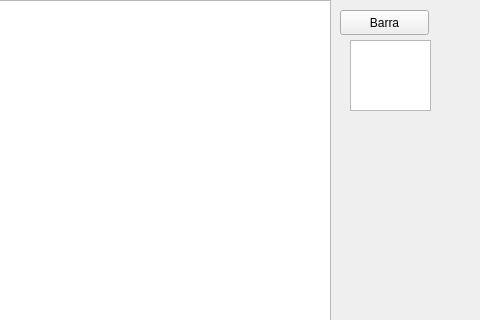
This is proyectoFinal/widget.ui in maria-tasco/Proyecto-final as Qt 5 draws it before an edit; both pictures show x 320 to 800 and y 0 to 320 of the 800 by 600 pixel window. The edited form follows.
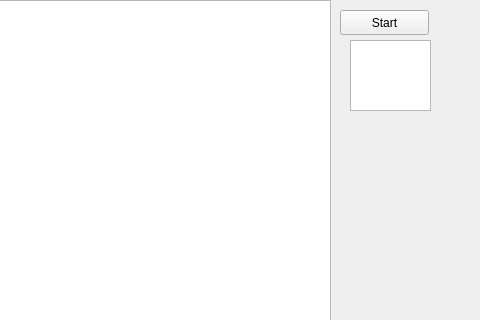
This is the edited form.

The edit to the form file:
```diff
--- a/proyectoFinal/widget.ui
+++ b/proyectoFinal/widget.ui
@@ -33,7 +33,7 @@
     </rect>
    </property>
    <property name="text">
-    <string>Barra</string>
+    <string>Start</string>
    </property>
   </widget>
   <widget class="QGraphicsView" name="graphicsView">
```
